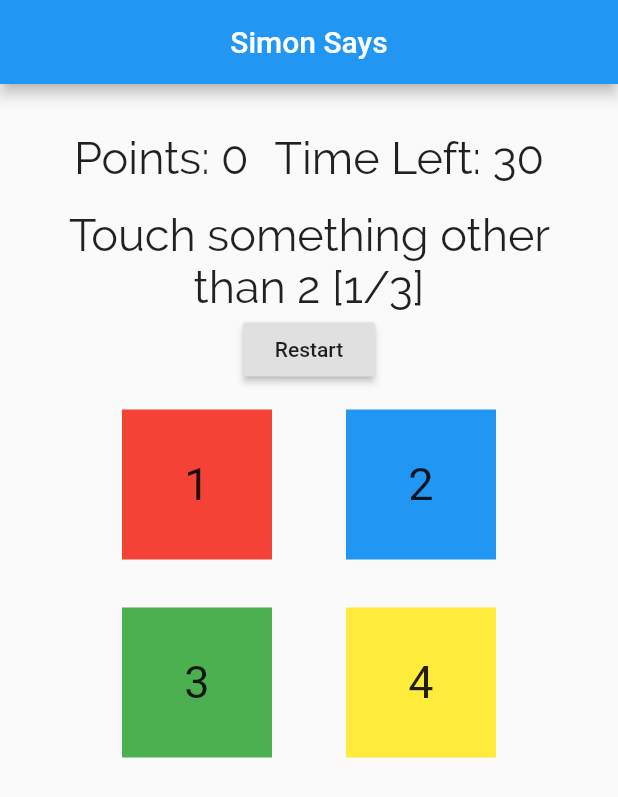
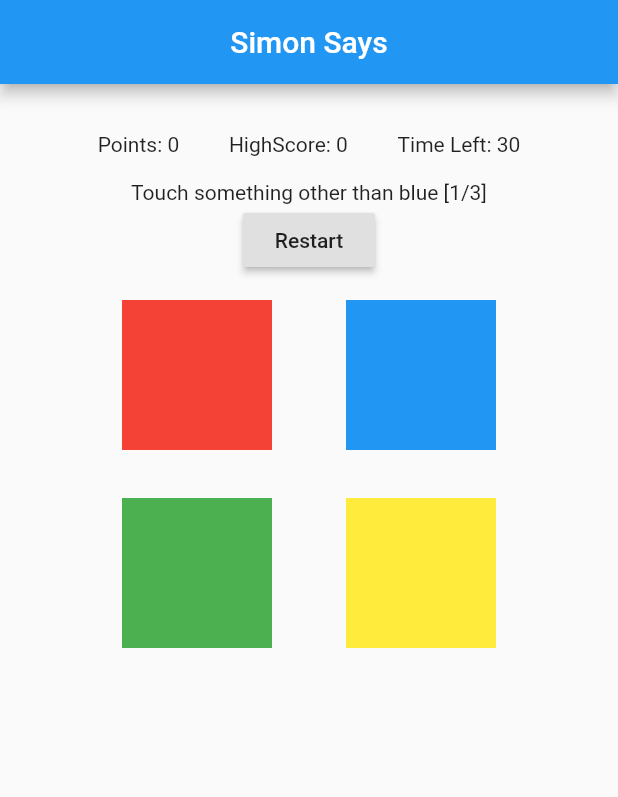
Before and after one commit to SanskaarPatni/SIH-20-Alzheimer, a Flutter app: the SimonSays screen opened directly, after a tap on "Start", on a phone screen of 412 x 824 dp. Shown: the top 797 px of the screen. Run offline on Flutter 3.47's test engine with Material 2 defaults, Android fonts, the phone set to English and light mode, and no system bars; our stand-ins replace flip_card; network calls fail.

Commit message:
Fourth Commit

```diff
--- a/alzdis_appfinal/lib/quiz/quiz_main.dart
+++ b/alzdis_appfinal/lib/quiz/quiz_main.dart
@@ -1,8 +1,9 @@
+import 'package:alzdis_appfinal/colourmatch.dart';
 import 'package:alzdis_appfinal/simon_says/simon_main.dart';
 import 'package:flutter/material.dart';
 import './quiz.dart';
 import 'dart:async';
-//import '../memoryGame/patterGame.dart';
+import '../memoryGame/patterGame.dart';
 import 'package:http/http.dart' as http;
 import 'dart:convert';
 import 'package:intl/intl.dart';
@@ -25,75 +26,106 @@
   var _totalScore = 0;
   final _questions = const [
     {
-      'questionText': 'Which year is it?',
+      'questionText': 'What day is it today?',
       'answers': [
-        {'text': '2020', 'score': 10},
-        {'text': '2022', 'score': 0},
-        {'text': '2011', 'score': 0},
-        {'text': '2019', 'score': 3},
-        {'text': '2012', 'score': 0},
-        {'text': '2021', 'score': 0},
+        {'text': 'Monday', 'score': 1},
+        {'text': 'Saturday', 'score': 2},
+        {'text': 'Tuesday', 'score': 1},
+        {'text': 'Thursday', 'score': 1},
+        {'text': 'Wednesday', 'score': 1},
+        {'text': 'Sunday', 'score': 1},
+        {'text': 'Friday', 'score': 1},
+        {'text': 'I dont\'t Know', 'score': 0},
       ],
     },
     {
-      'questionText': 'what is the day today?',
+      'questionText': 'What date is it today?',
       'answers': [
-        {'text': 'Monday', 'score': 0},
-        {'text': 'Tuesday', 'score': 0},
-        {'text': 'Wednesday', 'score': 0},
-        {'text': 'Sunday', 'score': 0},
-        {'text': 'Saturday', 'score': 10},
-        {'text': 'Friday', 'score': 0},
-        {'text': 'Thursday', 'score': 1}
+        {'text': '18', 'score': 2},
+        {'text': '23', 'score': 1},
+        {'text': '01', 'score': 1},
+        {'text': '10', 'score': 1},
+        {'text': 'I dont\'t Know', 'score': 0},
       ],
     },
     {
-      'questionText': 'Which month is it?',
+      'questionText': 'What year is it?',
       'answers': [
-        {'text': 'January', 'score': 10},
-        {'text': 'February', 'score': 0},
-        {'text': 'December', 'score': 0},
-        {'text': 'November', 'score': 0},
-        {'text': 'October', 'score': 0},
-        {'text': 'April', 'score': 0},
+        {'text': '1980', 'score': 1},
+        {'text': '2017', 'score': 1},
+        {'text': '2020', 'score': 2},
+        {'text': 'None of these', 'score': 1},
+        {'text': 'I dont\'t Know', 'score': 0},
       ],
     },
     {
-      'questionText': 'Which is 4 multiplied by 7?',
+      'questionText': 'Remember the following three objects. ',
       'answers': [
-        {'text': '21', 'score': 10},
-        {'text': '27', 'score': 0},
-        {'text': '28', 'score': 0},
-        {'text': '25', 'score': 0},
-        {'text': '24', 'score': 0},
-        {'text': '29', 'score': 0},
+        {'text': 'Apple', 'score': 0},
+        {'text': 'Table', 'score': 0},
+        {'text': 'Penny', 'score': 0},
+        {'text': 'click any option for next', 'score': 0},
+
       ],
     },
     {
-      'questionText': 'What is this? 🖊️',
+      'questionText': 'Reverse the following word : CRiCkeT',
       'answers': [
-        {'text': 'pencil', 'score': 5},
-        {'text': 'brush', 'score': 0},
-        {'text': 'toothpick', 'score': 0},
-        {'text': 'pen', 'score': 10},
+        {'text': 'TekCiRC', 'score': 7},
+        {'text': 'tekCiRC', 'score': 6},
+        {'text': 'tekCRiC', 'score': 5},
+        {'text': 'tekcirc', 'score': 4},
+        {'text': 'tekCIRC', 'score': 3},
+        {'text': 'TEKric', 'score': 2},
+        {'text': 'CRiCkeT', 'score': 1},
+        {'text': 'I dont\'t Know', 'score': 0},
       ],
     },
     {
-      'questionText': 'Reverse of Cricket',
+      'questionText': 'Time to test your memory.\nPick out the three words that you had memorised :',
       'answers': [
-        {'text': 'tekrcic', 'score': 5},
-        {'text': 'cricket', 'score': 0},
-        {'text': 'rickcet', 'score': 0},
-        {'text': 'tekcirc', 'score': 10}
+        {'text': 'april', 'score': 1},
+        {'text': 'app', 'score': 1},
+        {'text': 'tablet', 'score': 1},
+        {'text': 'apple', 'score': 2},
+        {'text': 'pencil', 'score': 1},
+        {'text': 'table', 'score': 2},
+        {'text': 'penny', 'score': 2},
+        {'text': 'pen', 'score': 1},
+        {'text': 'taboo', 'score': 1},
+        {'text': 'I dont\'t Know', 'score': 0},
+      ],
+    },
+    {
+      'questionText': 'Wristwatch :',
+      'answers': [
+        {'text': 'watch', 'score': 2},
+        {'text': 'clock', 'score': 1},
+        {'text': 'phone', 'score': 1},
+        {'text': 'timer', 'score': 1},
+        {'text': 'I dont\'t Know', 'score': 0},
+      ],
+    },
+    {
+      'questionText': 'Pencil :',
+      'answers': [
+        {'text': 'pen', 'score': 1},
+        {'text': 'stick', 'score': 1},
+        {'text': 'pencil', 'score': 2},
+        {'text': 'brush', 'score': 1},
+        {'text': 'I dont\'t Know', 'score': 0},
+      ],
+    },
+    {
+      'questionText': 'Which year did you pass 10th grade \nHINT: approx 15 years after your birth year:',
+      'answers': [
+        {'text': '1975', 'score': 2},
+        {'text': '2001', 'score': 1},
+        {'text': '2016', 'score': 1},
+        {'text': 'I dont\'t Know', 'score': 0},
       ],
     },
   ];
-  void _resetQuiz() {
-    setState(() {
-      _questionIndex = 0;
-      _totalScore = 0;
-    });
-  }
 
   Timer timer;
   int time = 0;
@@ -110,8 +142,6 @@
   }
 
   void _answerQuestion(int score) {
-    print(now);
-    print(new DateFormat.yMMMd().format(new DateTime.now()));
 
     stopTimer();
     final url = 'https://hackalz.firebaseio.com/data/${widget.name}.json';
@@ -149,19 +179,22 @@
   Widget build(BuildContext context) {
     return MaterialApp(
       home: Scaffold(
-        appBar: AppBar(
-          title: Text('$time'),
-          centerTitle: true,
-          backgroundColor: Colors.redAccent,
-        ),
+        appBar: _questionIndex < _questions.length
+            ? AppBar(
+                title: Text('$time'),
+                centerTitle: true,
+                backgroundColor: Colors.redAccent,
+              )
+            : AppBar(
+                title: Text('Match the colour!'),
+              ),
         body: _questionIndex < _questions.length
             ? Quiz(
                 answerQuestion: _answerQuestion,
                 questionIndex: _questionIndex,
                 questions: _questions,
               )
-            //Result(_totalScore, _resetQuiz))
-            : SimonSays(),
+            : ColourGame(widget.name),
       ),
     );
   }
--- a/alzdis_appfinal/lib/simon_says/GameManager.dart
+++ b/alzdis_appfinal/lib/simon_says/GameManager.dart
@@ -245,6 +245,4 @@
     return file.writeAsString(score.toString());
   }
 
-
-
 }
--- a/alzdis_appfinal/lib/simon_says/command.dart
+++ b/alzdis_appfinal/lib/simon_says/command.dart
@@ -1,18 +1,18 @@
 import 'dart:math';
 
-//enum color{red, blue, green, yellow}
-enum action { click, swipe, not }
-enum number { one, two, three, four }
+
+enum color{red, blue, green, yellow}
+enum action{click, swipe, not}
 
 class Command {
+
   bool simonSays;
-  //color col;
+  color col;
   action act;
-  number num;
+
   Command() {
     simonSays = false;
-    //col = color.red;
-    num = number.one;
+    col = color.red;
     act = action.click;
   }
 
@@ -26,28 +26,23 @@
     //Randomizes color
     randNum = randGen.nextInt(4);
     switch (randNum) {
-      case 0:
-        {
-          num = number.one;
+      case 0: {
+        col = color.red;
         break;
       }
-      case 1:
-        {
-          num = number.two;
+      case 1: {
+        col = color.blue;
         break;
       }
-      case 2:
-        {
-          num = number.three;
+      case 2: {
+        col = color.green;
         break;
       }
-      case 3:
-        {
-          num = number.four;
+      case 3: {
+        col = color.yellow;
         break;
       }
-      default:
-        {
+      default :{
         print('Error in random constructor: Color randomization.');
       }
     }
@@ -55,23 +50,19 @@
     //Randomizes action
     randNum = randGen.nextInt(3);
     switch (randNum) {
-      case 0:
-        {
+      case 0: {
         act = action.click;
         break;
       }
-      case 1:
-        {
+      case 1: {
         act = action.swipe;
         break;
       }
-      case 2:
-        {
+      case 2: {
         act = action.not;
         break;
       }
-      default:
-        {
+      default: {
         print('Error in random constructor: Action randomization.');
       }
     }
@@ -79,52 +70,46 @@
 
   String toString() {
     String instruction = '';
-    if (simonSays) {
+    if(simonSays){
       instruction = instruction + 'Simon says ';
-    } else {
+    }
+    else {
       var randGen = new Random();
       int randNum = randGen.nextInt(2);
 
-      if (randNum == 1) {
+      if(randNum == 1) {
         instruction = instruction + 'Sally says ';
       }
     }
     switch (act) {
-      case action.click:
-        {
+      case action.click: {
         instruction = instruction + 'click ';
         break;
       }
-      case action.swipe:
-        {
+      case action.swipe: {
         instruction = instruction + 'swipe ';
         break;
       }
-      case action.not:
-        {
+      case action.not: {
         instruction = instruction + "touch something other than ";
         break;
       }
     }
-    switch (num) {
-      case number.one:
-        {
-          instruction = instruction + '1';
+    switch (col) {
+      case color.red: {
+        instruction = instruction + 'red';
         break;
       }
-      case number.two:
-        {
-          instruction = instruction + '2';
+      case color.blue: {
+        instruction = instruction + 'blue';
         break;
       }
-      case number.three:
-        {
-          instruction = instruction + '3';
+      case color.green: {
+        instruction = instruction + 'green';
         break;
       }
-      case number.four:
-        {
-          instruction = instruction + '4';
+      case color.yellow: {
+        instruction = instruction + 'yellow';
         break;
       }
     }
--- a/alzdis_appfinal/lib/simon_says/simon_main.dart
+++ b/alzdis_appfinal/lib/simon_says/simon_main.dart
@@ -3,13 +3,25 @@
 import './GameManager.dart';
 import 'package:provider/provider.dart';
 
-void main() {
+/*void main() {
   runApp(MaterialApp(
       title: 'Simon Says',
       home: ChangeNotifierProvider<GameManager>(
         create: (_) => GameManager(),
         child: SimonSays(),
       )));
+}*/
+class SimonSays1 extends StatelessWidget {
+  @override
+  Widget build(BuildContext context) {
+    return MaterialApp(
+      title: 'SimonSays',
+      home: ChangeNotifierProvider<GameManager>(
+        create: (_) => GameManager(),
+        child: SimonSays(),
+      ),
+    );
+  }
 }
 
 class SimonSays extends StatelessWidget {
@@ -22,22 +34,19 @@
       centerTitle: true,
     );
 
-    Text points = Text(
-      'Points: ${gm.points}',
+    Text points = Text('Points: ${gm.points}', textAlign: TextAlign.center);
+    Text highScore = Text(
+      'HighScore: ${gm.highScore}',
       textAlign: TextAlign.center,
-      style: TextStyle(fontFamily: 'RaleWay', fontSize: 30),
     );
-
     Text timer = Text(
       'Time Left: ${gm.timer}',
-      style: TextStyle(fontFamily: 'RaleWay', fontSize: 30),
       textAlign: TextAlign.center,
     );
 
     Text instruction = Text(
       gm.instruction,
       textAlign: TextAlign.center,
-      style: TextStyle(fontFamily: 'RaleWay', fontSize: 30),
     );
 
     RaisedButton startBtn = RaisedButton(
@@ -51,13 +60,6 @@
         gm.processInput('red', 'swipe');
       },
       child: Container(
-        child: Center(
-          child: Text(
-            '1',
-            textAlign: TextAlign.center,
-            style: TextStyle(fontSize: 30),
-          ),
-        ),
         color: Colors.red,
         width: 100,
         height: 100,
@@ -70,13 +72,6 @@
         gm.processInput('blue', 'swipe');
       },
       child: Container(
-        child: Center(
-          child: Text(
-            '2',
-            textAlign: TextAlign.center,
-            style: TextStyle(fontSize: 30),
-          ),
-        ),
         color: Colors.blue,
         width: 100,
         height: 100,
@@ -89,13 +84,6 @@
         gm.processInput('green', 'swipe');
       },
       child: Container(
-        child: Center(
-          child: Text(
-            '3',
-            textAlign: TextAlign.center,
-            style: TextStyle(fontSize: 30),
-          ),
-        ),
         color: Colors.green,
         width: 100,
         height: 100,
@@ -108,13 +96,6 @@
         gm.processInput('yellow', 'swipe');
       },
       child: Container(
-        child: Center(
-          child: Text(
-            '4',
-            textAlign: TextAlign.center,
-            style: TextStyle(fontSize: 30),
-          ),
-        ),
         color: Colors.yellow,
         width: 100,
         height: 100,
@@ -124,7 +105,7 @@
     Container topRow = Container(
         padding: const EdgeInsets.all(16.0),
         child: Row(
-          children: [points, timer],
+          children: [points, highScore, timer],
           mainAxisAlignment: MainAxisAlignment.spaceEvenly,
         ));
 
```
Also changed, not shown: alzdis_appfinal/lib/aboutyou.dart (+1 -9 lines), alzdis_appfinal/lib/colourmatch.dart (added, +238 -0 lines), alzdis_appfinal/lib/main.dart (+4 -4 lines), alzdis_appfinal/lib/memoryGame/patterGame.dart (+6 -8 lines). Lines whose indentation alone changed are shown as unchanged.
